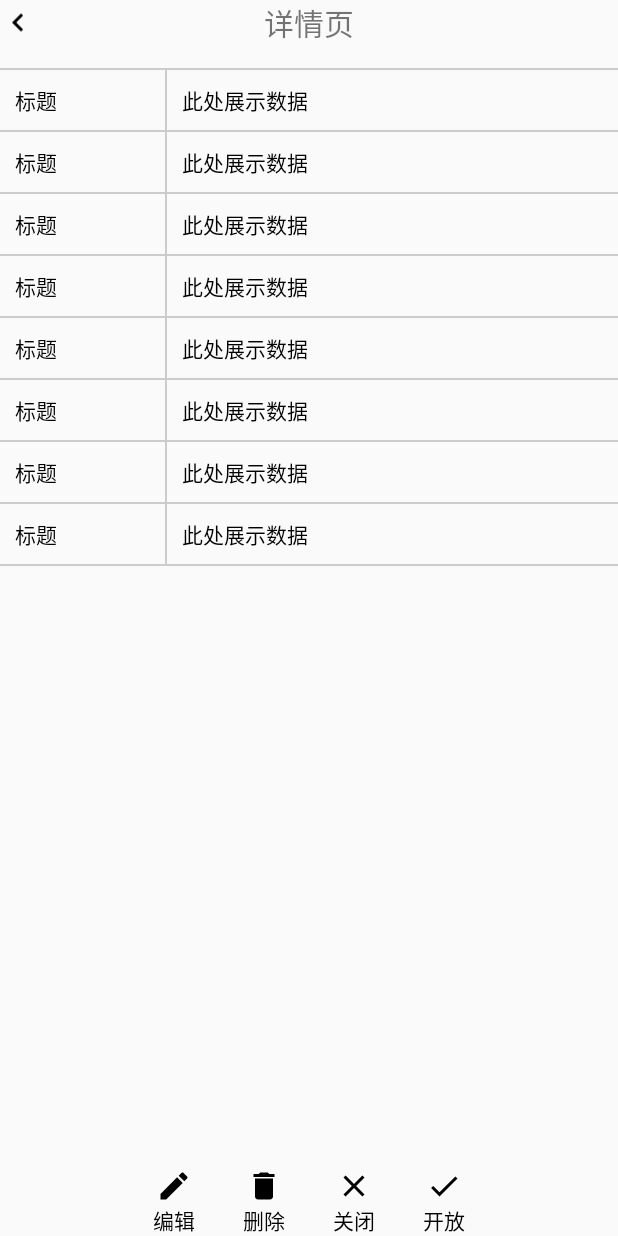
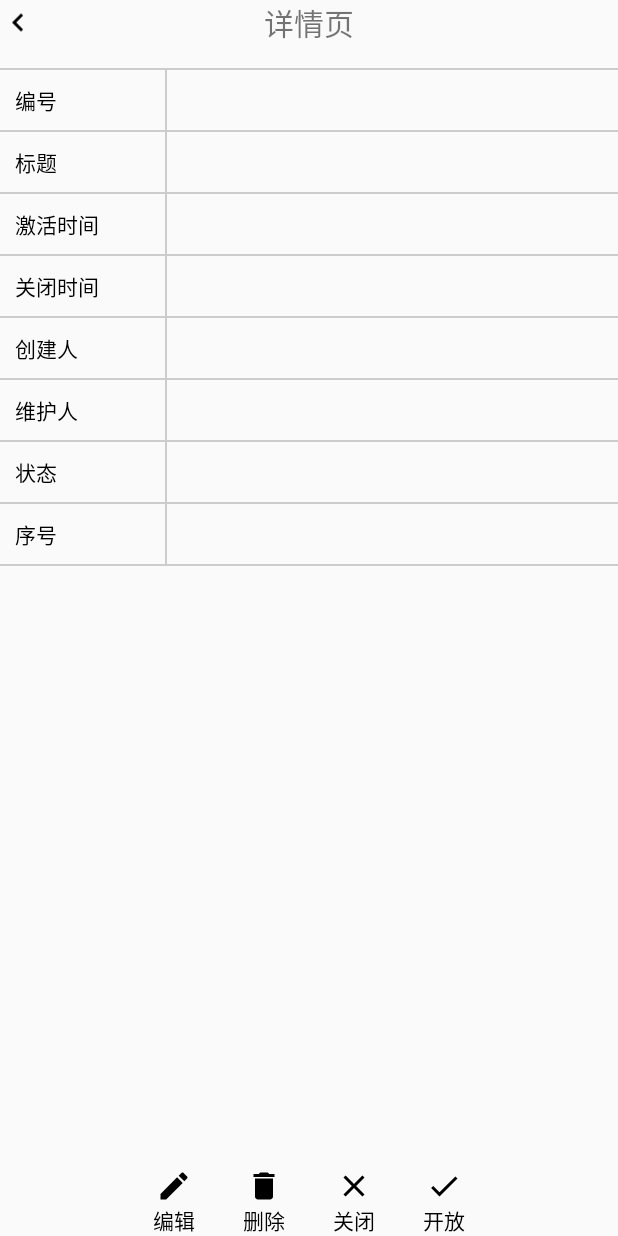
Before and after one commit to tall-talker/UIFrame, an Android app: the ReportDetailActivity screen opened directly, with no data from a screen before it, on a phone screen of 412 x 824 dp. Run offline under Robolectric (Android 15) with nearby library versions, the phone set to English and light mode, and no system bars; our stand-ins replace ButterKnife.

```diff
--- a/app/src/main/java/com/oridway/www/uiframe/activity/ReportDetailActivity.java
+++ b/app/src/main/java/com/oridway/www/uiframe/activity/ReportDetailActivity.java
@@ -78,15 +78,6 @@ public class ReportDetailActivity extends AppCompatActivity implements View.OnCl
 
     private void getData(String bulletinID) {
         Toast.makeText(mContext, "在此处调用接口", Toast.LENGTH_SHORT).show();
-
-        tv1.setText("此处展示数据");
-        tv2.setText("此处展示数据");
-        tv3.setText("此处展示数据");
-        tv4.setText("此处展示数据");
-        tv5.setText("此处展示数据");
-        tv6.setText("此处展示数据");
-        tv7.setText("此处展示数据");
-        tv8.setText("此处展示数据");
     }
 
     private void initListener() {
--- a/app/src/main/res/layout/activity_report_detail.xml
+++ b/app/src/main/res/layout/activity_report_detail.xml
@@ -18,7 +18,7 @@
             android:layout_height="40dp"
             android:layout_marginStart="10dp"
             android:gravity="center_vertical"
-            android:text="标题"
+            android:text="编号"
             android:textColor="@color/black" />
 
         <include layout="@layout/layout_item_divider_vertical" />
@@ -72,7 +72,7 @@
             android:layout_height="40dp"
             android:layout_marginStart="10dp"
             android:gravity="center_vertical"
-            android:text="标题"
+            android:text="激活时间"
             android:textColor="@color/black" />
 
         <include layout="@layout/layout_item_divider_vertical" />
@@ -99,7 +99,7 @@
             android:layout_height="40dp"
             android:layout_marginStart="10dp"
             android:gravity="center_vertical"
-            android:text="标题"
+            android:text="关闭时间"
             android:textColor="@color/black" />
 
         <include layout="@layout/layout_item_divider_vertical" />
@@ -126,7 +126,7 @@
             android:layout_height="40dp"
             android:layout_marginStart="10dp"
             android:gravity="center_vertical"
-            android:text="标题"
+            android:text="创建人"
             android:textColor="@color/black" />
 
         <include layout="@layout/layout_item_divider_vertical" />
@@ -153,7 +153,7 @@
             android:layout_height="40dp"
             android:layout_marginStart="10dp"
             android:gravity="center_vertical"
-            android:text="标题"
+            android:text="维护人"
             android:textColor="@color/black" />
 
         <include layout="@layout/layout_item_divider_vertical" />
@@ -180,7 +180,7 @@
             android:layout_height="40dp"
             android:layout_marginStart="10dp"
             android:gravity="center_vertical"
-            android:text="标题"
+            android:text="状态"
             android:textColor="@color/black" />
 
         <include layout="@layout/layout_item_divider_vertical" />
@@ -207,7 +207,7 @@
             android:layout_height="40dp"
             android:layout_marginStart="10dp"
             android:gravity="center_vertical"
-            android:text="标题"
+            android:text="序号"
             android:textColor="@color/black" />
 
         <include layout="@layout/layout_item_divider_vertical" />
```
